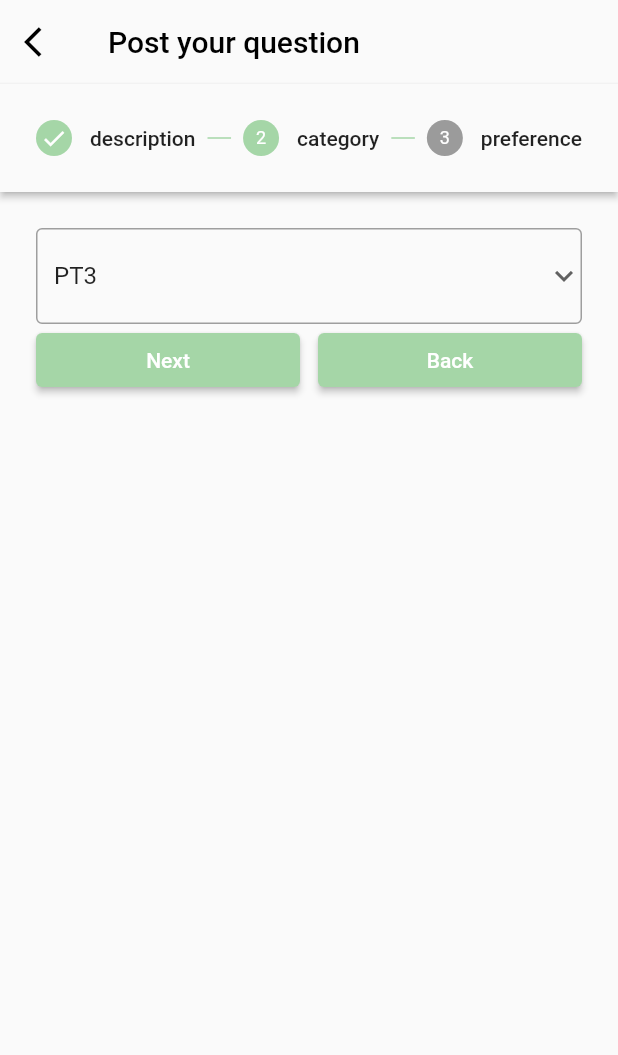
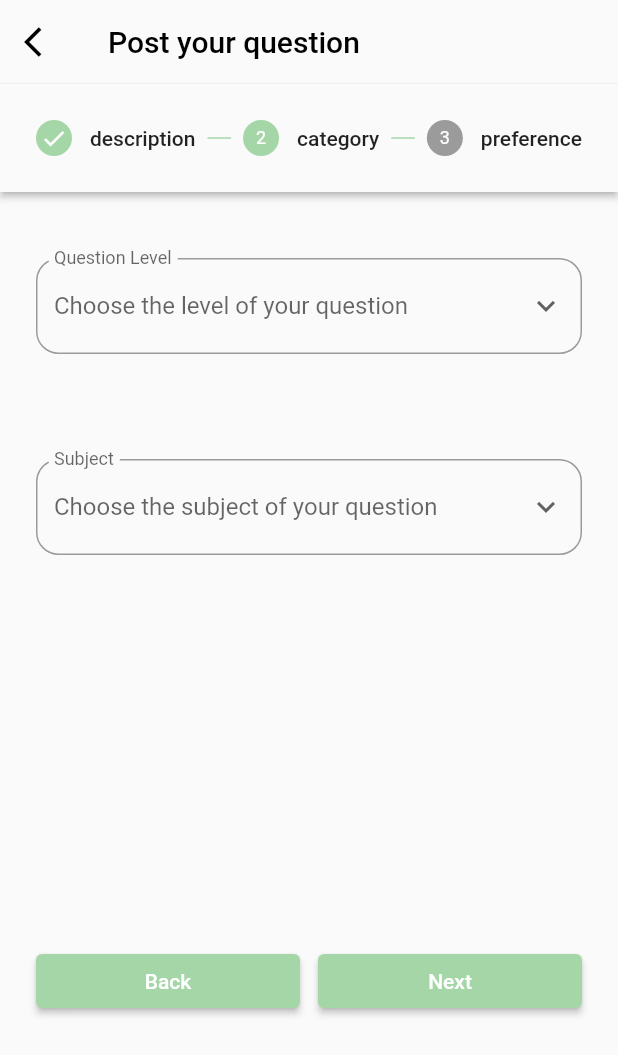
Before and after one commit to nqianhuiii/flutter-practice, a Flutter app: the screen it shows after launch, after a tap on "Next", on a phone screen of 412 x 824 dp. Shown: the top 1055 px of the screen. Run offline on Flutter 3.47's test engine with Material 2 defaults, Android fonts, the light colour scheme and no system bars.

Commit message:
create dropdown menu

```diff
--- a/lib/main.dart
+++ b/lib/main.dart
@@ -44,7 +44,25 @@ class _MyStatefulWidgetState extends State<MyStatefulWidget> {
   final title = TextEditingController();
   final description = TextEditingController();
   var questionLevels = ['PT3', 'SPM', 'UEC', 'IGSCE'];
-  String selectedLevel = 'PT3';
+  var questionSubject = [
+    'Bahasa Melayu',
+    'English',
+    'Sejarah',
+    'Mathematics',
+    'Biology',
+    'Physics',
+    'Chemistry',
+    'Additional Mathematics'
+  ];
+  var questionPreference = [
+    'Peer discussion',
+    'Tutor discussion',
+    'Tutor video explanation',
+  ];
+
+  String? selectedLevel;
+  String? selectedSubject;
+  String? selectedPreference;
 
   @override
   Widget build(BuildContext context) {
@@ -77,32 +95,29 @@ class _MyStatefulWidgetState extends State<MyStatefulWidget> {
                   _index -= 1;
                 });
         },
-
-
-        controlsBuilder: (BuildContext context, ControlsDetails details){
-            final isLastStep = _index == getSteps().length - 1;   // to get the last step in stepper
+        controlsBuilder: (BuildContext context, ControlsDetails details) {
+          final isLastStep = _index ==
+              getSteps().length - 1; // to get the last step in stepper
           return Row(
             children: <Widget>[
+              if (_index != 0)
                 Expanded(
                     child: ElevatedButton(
-                  onPressed: details.onStepContinue,
-                  child: Text(isLastStep? 'Submit' : 'Next')
+                        onPressed: details.onStepCancel,
+                        child: const Text("Back")
                     )
                 ),
 
               const SizedBox(width: 12),
 
-              if(_index != 0)
                 Expanded(
-                child:ElevatedButton(
-                    onPressed: details.onStepCancel,
-                    child: const Text("Back")
-                )
+                    child: ElevatedButton(
+                        onPressed: details.onStepContinue,
+                        child: Text(isLastStep ? 'Submit' : 'Next'))
                 ),
             ],
           );
-        }
-    );
+        });
   }
 
   List<Step> getSteps() => [
@@ -110,9 +125,12 @@ class _MyStatefulWidgetState extends State<MyStatefulWidget> {
           state: _index > 0 ? StepState.complete : StepState.indexed,
           isActive: _index >=
               0, //to check if our current step is active (step is coloured)
+
           title: const Text('description'),
           content: Column(
             children: <Widget>[
+              const SizedBox(height: 20),
+
               TextFormField(
                 controller: title,
                 keyboardType: TextInputType.multiline,
@@ -120,6 +138,8 @@ class _MyStatefulWidgetState extends State<MyStatefulWidget> {
                 maxLines: 2,
                 decoration: const InputDecoration(
                   labelText: 'Title',
+                  floatingLabelBehavior: FloatingLabelBehavior
+                      .always, // text label is always floated above the text form
                   hintText: 'Give your question a short title',
                   border: OutlineInputBorder(
                       borderRadius: BorderRadius.all(
@@ -128,7 +148,7 @@ class _MyStatefulWidgetState extends State<MyStatefulWidget> {
                 ),
               ),
 
-              const SizedBox(height: 50),
+              const SizedBox(height: 70),
 
               TextFormField(
                 controller: description,
@@ -137,13 +157,14 @@ class _MyStatefulWidgetState extends State<MyStatefulWidget> {
                 maxLines: 5,
                 decoration: const InputDecoration(
                   labelText: 'Description',
+                  floatingLabelBehavior: FloatingLabelBehavior.always,
                   hintText: 'Tell us more about your question',
                   border: OutlineInputBorder(
                       borderRadius: BorderRadius.all(Radius.circular(15))),
                 ),
               ),
 
-              const SizedBox(height: 60),
+              const SizedBox(height: 50),
 
               // const Text('Photo'),
 
@@ -161,11 +182,18 @@ class _MyStatefulWidgetState extends State<MyStatefulWidget> {
           title: const Text('category'),
           content: Column(
             children: <Widget>[
+              const SizedBox(height: 20),
               DropdownButtonFormField<String>(
                 decoration: const InputDecoration(
-                    enabledBorder: OutlineInputBorder(
+                  labelText: 'Question Level',
+                  floatingLabelBehavior: FloatingLabelBehavior.always,
+                  hintText: 'Choose the level of your question',
+                  border: OutlineInputBorder(
                       borderSide: BorderSide(color: Colors.grey, width: 1),
+                      borderRadius: BorderRadius.all(
+                        Radius.circular(15),
                       )),
+                ),
                 // initial value
                 value: selectedLevel,
 
@@ -181,16 +209,76 @@ class _MyStatefulWidgetState extends State<MyStatefulWidget> {
                 }).toList(),
 
                 onChanged: (String? newLevel) => setState(() {
-                  selectedLevel = newLevel!;
+                  selectedLevel = newLevel ?? '';
                 }),
               ),
+              const SizedBox(height: 70),
+              DropdownButtonFormField<String>(
+                decoration: const InputDecoration(
+                  labelText: 'Subject',
+                  floatingLabelBehavior: FloatingLabelBehavior.always,
+                  hintText: 'Choose the subject of your question',
+                  border: OutlineInputBorder(
+                    borderSide: BorderSide(color: Colors.grey, width: 1),
+                    borderRadius: BorderRadius.all(
+                      Radius.circular(15),
+                    ),
+                  ),
+                ),
+
+                // initial value of the dropdown
+                value: selectedSubject,
+
+                icon: const Icon(Icons.keyboard_arrow_down),
+                menuMaxHeight: 200.0,   // use to limit the number of menu item shown
+
+                // list of items
+                items: questionSubject.map((String subject) {
+                  return DropdownMenuItem(
+                    value: subject,
+                    child: Text(subject),
+                  );
+                }).toList(),
+
+                onChanged: (String? newSubject) => setState(() {
+                  selectedSubject = newSubject ?? '';
+                }),
+              ),
+              const SizedBox(height: 260),
             ],
           ),
         ),
         Step(
           isActive: _index >= 2,
           title: const Text('preference'),
-          content: Container(),
+          content: Column(children: <Widget>[
+            const SizedBox(height: 20),
+            DropdownButtonFormField<String>(
+              decoration: const InputDecoration(
+                labelText: 'Method Preference(s)',
+                floatingLabelBehavior: FloatingLabelBehavior.always,
+                hintText: 'Choose the question solving method(s)',
+                border: OutlineInputBorder(
+                  borderSide: BorderSide(color: Colors.grey, width: 1),
+                  borderRadius: BorderRadius.all(
+                    Radius.circular(15),
+                  ),
+                ),
+              ),
+              value: selectedPreference,
+              icon: const Icon(Icons.keyboard_arrow_down),
+              items: questionPreference.map((String preference) {
+                return DropdownMenuItem(
+                  value: preference,
+                  child: Text(preference),
+                );
+              }).toList(),
+              onChanged: (String? newPreference) => setState(() {
+                selectedPreference = newPreference ?? '';
+              }),
+            ),
+            const SizedBox(height: 394),
+          ]),
         ),
       ];
 }
--- a/pubspec.yaml
+++ b/pubspec.yaml
@@ -36,7 +36,6 @@ dependencies:
   # The following adds the Cupertino Icons font to your application.
   # Use with the CupertinoIcons class for iOS style icons.
   cupertino_icons: ^1.0.2
-  dropdownfield2: ^1.0.7
 
 dev_dependencies:
   flutter_test:
```
Also changed, not shown: pubspec.lock. Lines whose indentation alone changed are shown as unchanged.
